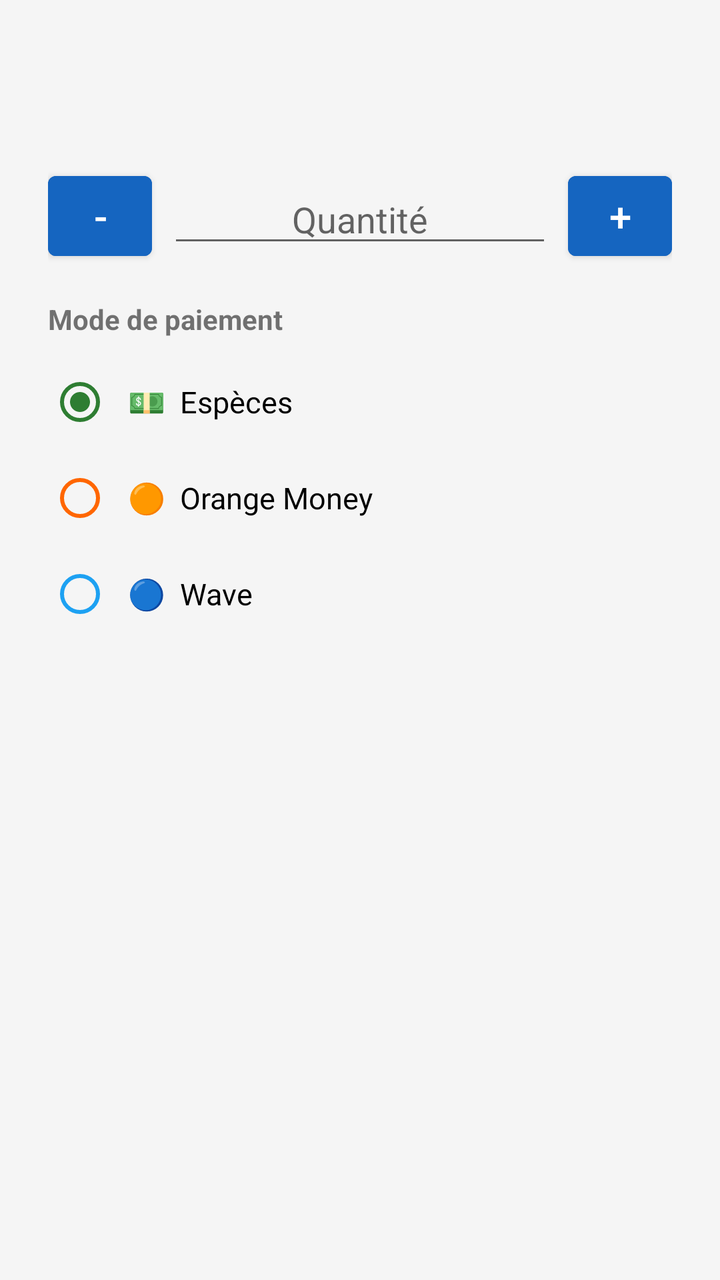
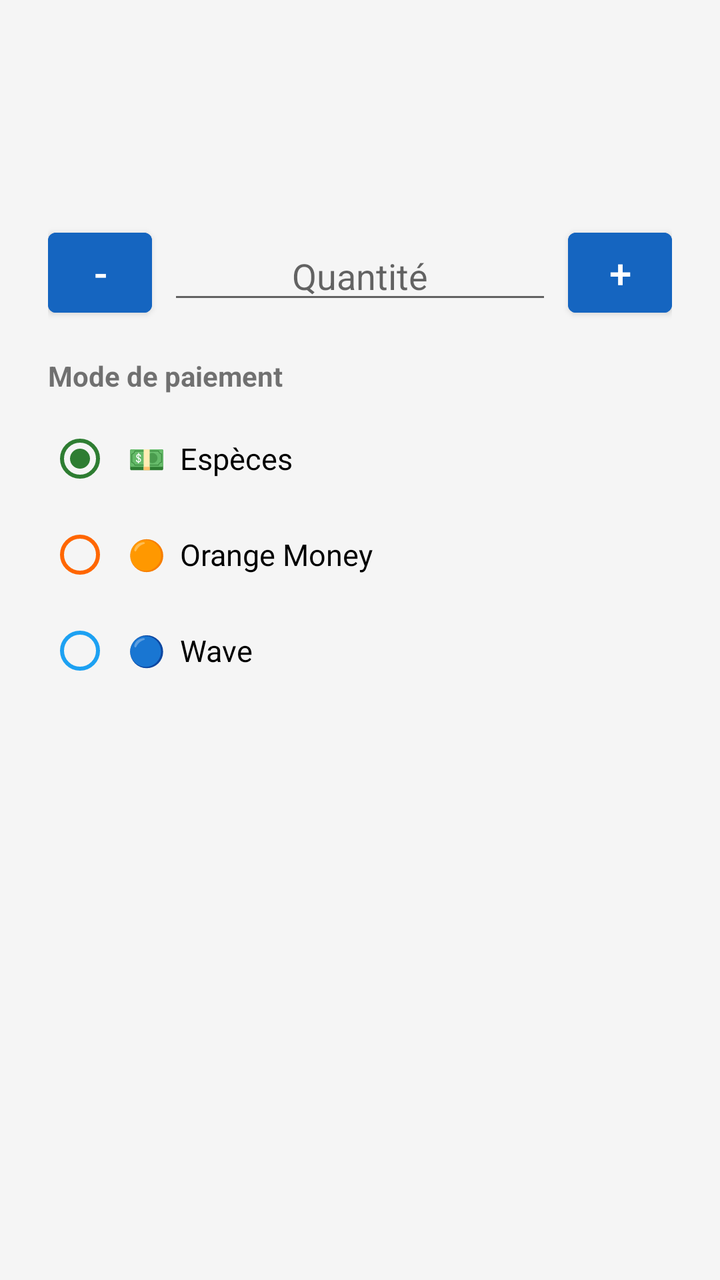

The first picture is an Android layout as it rendered before a commit; the second is the same layout after the commit. The layout source and the unified diff follow.
<!-- AndroidManifest.xml: application theme Theme.MonStock -->
<!-- res/layout/dialog_sell.xml -->
<?xml version="1.0" encoding="utf-8"?>
<LinearLayout xmlns:android="http://schemas.android.com/apk/res/android"
    android:layout_width="match_parent"
    android:layout_height="wrap_content"
    android:orientation="vertical"
    android:padding="24dp">

    <TextView
        android:id="@+id/tvAvailableStock"
        android:layout_width="match_parent"
        android:layout_height="wrap_content"
        android:textStyle="bold"
        android:textSize="15sp"
        android:textColor="?attr/colorPrimary"
        android:layout_marginBottom="4dp" />

    <TextView
        android:id="@+id/tvUnitPrice"
        android:layout_width="match_parent"
        android:layout_height="wrap_content"
        android:textStyle="bold"
        android:textSize="16sp"
        android:textColor="@color/accent"
        android:layout_marginBottom="12dp" />

    <LinearLayout
        android:layout_width="match_parent"
        android:layout_height="wrap_content"
        android:orientation="horizontal"
        android:gravity="center_vertical">

        <Button
            android:id="@+id/btnMinus"
            android:layout_width="52dp"
            android:layout_height="52dp"
            android:text="-"
            android:textSize="20sp"
            android:backgroundTint="?attr/colorPrimary" />

        <EditText
            android:id="@+id/etQuantitySold"
            android:layout_width="0dp"
            android:layout_height="wrap_content"
            android:layout_weight="1"
            android:gravity="center"
            android:hint="@string/quantity"
            android:inputType="number"
            android:textSize="18sp"
            android:layout_marginHorizontal="8dp" />

        <Button
            android:id="@+id/btnPlus"
            android:layout_width="52dp"
            android:layout_height="52dp"
            android:text="+"
            android:textSize="20sp"
            android:backgroundTint="?attr/colorPrimary" />

    </LinearLayout>

    <TextView
        android:layout_width="wrap_content"
        android:layout_height="wrap_content"
        android:text="Mode de paiement"
        android:textStyle="bold"
        android:layout_marginTop="16dp"
        android:layout_marginBottom="8dp" />

    <RadioGroup
        android:id="@+id/rgPayment"
        android:layout_width="match_parent"
        android:layout_height="wrap_content">

        <RadioButton
            android:id="@+id/rbCash"
            android:layout_width="match_parent"
            android:layout_height="wrap_content"
            android:text="💵  Espèces"
            android:textSize="15sp"
            android:buttonTint="@color/cash"
            android:checked="true"
            android:padding="8dp" />

        <RadioButton
            android:id="@+id/rbOrangeMoney"
            android:layout_width="match_parent"
            android:layout_height="wrap_content"
            android:text="🟠  Orange Money"
            android:textSize="15sp"
            android:buttonTint="@color/orange_money"
            android:padding="8dp" />

        <RadioButton
            android:id="@+id/rbWave"
            android:layout_width="match_parent"
            android:layout_height="wrap_content"
            android:text="🔵  Wave"
            android:textSize="15sp"
            android:buttonTint="@color/wave"
            android:padding="8dp" />

    </RadioGroup>

</LinearLayout>
<!-- resources referenced by this layout -->
<resources>
  <color name="accent">#43A047</color>
  <color name="cash">#2E7D32</color>
  <color name="orange_money">#FF6600</color>
  <color name="wave">#1DA1F2</color>
  <string name="quantity">Quantité</string>
  <style name="Theme.MonStock" parent="Theme.MaterialComponents.DayNight.NoActionBar">
          <item name="colorPrimary">@color/primary</item>
          <item name="colorPrimaryDark">@color/primary_dark</item>
          <item name="colorAccent">@color/accent</item>
          <item name="android:windowBackground">@color/background</item>
      </style>
  <color name="primary">#1565C0</color>
  <color name="primary_dark">#0D47A1</color>
  <color name="background">#F5F5F5</color>
</resources>

<!-- the commit's change to res/layout/dialog_sell.xml (unified diff, before → after) -->
@@ -19,7 +19,16 @@
         android:layout_width="match_parent"
         android:layout_height="wrap_content"
         android:textStyle="bold"
-        android:textSize="16sp"
+        android:textSize="15sp"
+        android:textColor="@color/accent"
+        android:layout_marginBottom="4dp" />
+
+    <TextView
+        android:id="@+id/tvTotalPrice"
+        android:layout_width="match_parent"
+        android:layout_height="wrap_content"
+        android:textStyle="bold"
+        android:textSize="19sp"
         android:textColor="@color/accent"
         android:layout_marginBottom="12dp" />
 
